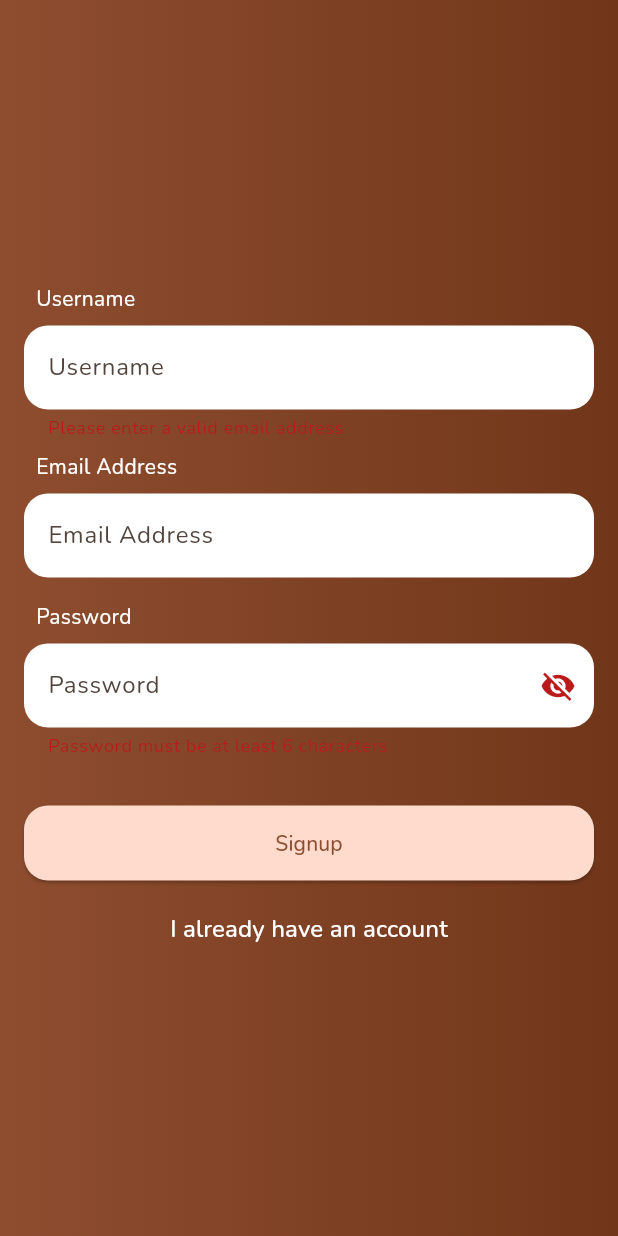
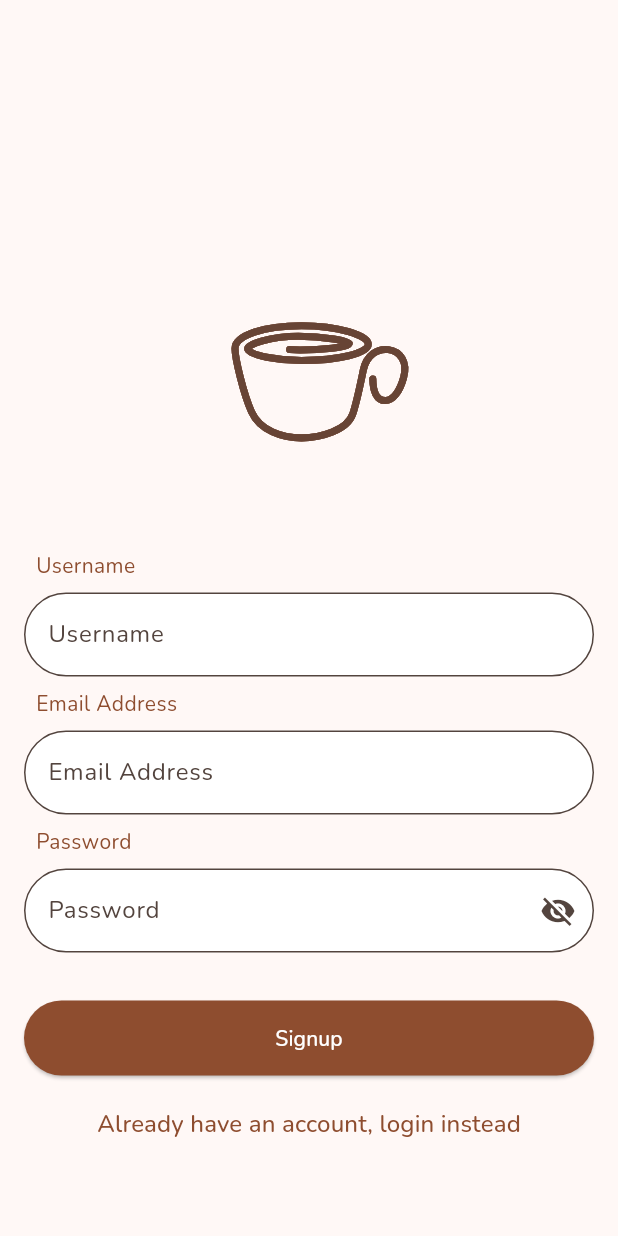
Before and after one commit to NavidZamanKhan/BrewCart, a Flutter app: the AuthScreen screen opened by its route, after a tap on "Login", after a tap on "Create an account", on a phone screen of 412 x 824 dp. Run offline on Flutter 3.47's test engine with Material 3 defaults, Android fonts, the phone set to English and light mode, and no system bars; our stand-ins replace cloud_firestore, firebase_auth, firebase_core, go_router, google_fonts, lottie; accounts and stored records are empty; generated files the repository leaves out were written again.

Commit message:
updated auth screen with new ui and animated icon

```diff
--- a/lib/app/app.dart
+++ b/lib/app/app.dart
@@ -1,13 +1,12 @@
 import 'package:flutter/material.dart';
-import 'package:flutter_riverpod/flutter_riverpod.dart';
 import 'package:my_coffee_app/app/router/app_router.dart';
 import 'package:my_coffee_app/app/theme/app_theme.dart';
 
-class BrewCartApp extends ConsumerWidget {
+class BrewCartApp extends StatelessWidget {
   const BrewCartApp({super.key});
 
   @override
-  Widget build(BuildContext context, WidgetRef ref) {
+  Widget build(BuildContext context) {
     return MaterialApp.router(
       title: 'BrewCart',
       theme: appTheme,
--- a/lib/app/router/app_router.dart
+++ b/lib/app/router/app_router.dart
@@ -1,4 +1,3 @@
-import 'package:flutter/material.dart';
 import 'package:go_router/go_router.dart';
 import 'package:my_coffee_app/screens/splash_screen.dart';
 import 'package:my_coffee_app/screens/auth.dart';
--- a/lib/screens/auth.dart
+++ b/lib/screens/auth.dart
@@ -2,6 +2,7 @@ import 'package:flutter/material.dart';
 import 'package:firebase_auth/firebase_auth.dart';
 import 'package:cloud_firestore/cloud_firestore.dart';
 import 'package:go_router/go_router.dart';
+import 'package:lottie/lottie.dart';
 
 final _firebase = FirebaseAuth.instance;
 
@@ -79,7 +80,7 @@ class _AuthScreenState extends State<AuthScreen> {
 
       if (_isLogin) {
         // Login
-        final usercredentials = await _firebase.signInWithEmailAndPassword(
+        await _firebase.signInWithEmailAndPassword(
           email: _enteredEmail,
           password: _enteredPassword,
         );
@@ -102,6 +103,10 @@ class _AuthScreenState extends State<AuthScreen> {
 
         // Navigate to home after successful login
         if (mounted) {
+          setState(() {
+            _isAuthenticating = false;
+          });
+          _form.currentState?.reset();
           context.go('/home');
         }
       } else {
@@ -144,7 +149,9 @@ class _AuthScreenState extends State<AuthScreen> {
           _enteredEmail = "";
           _enteredPassword = "";
           _enteredUsername = "";
+          _isAuthenticating = false;
         });
+        _form.currentState?.reset();
       }
     } on FirebaseAuthException catch (error) {
       if (!mounted) return;
@@ -188,31 +195,24 @@ class _AuthScreenState extends State<AuthScreen> {
       body: Container(
         width: double.infinity,
         height: double.infinity,
-        decoration: BoxDecoration(
-          gradient: LinearGradient(
-            colors: [
-              Theme.of(context).colorScheme.primary,
-              Theme.of(context).colorScheme.onPrimaryContainer,
-            ],
-          ),
-        ),
         child: Center(
           child: SingleChildScrollView(
             child: Column(
               children: [
-                if (_isLogin)
                 Container(
                   margin: const EdgeInsets.only(
                     top: 60,
-                      bottom: 20,
+                    bottom: 8,
                     left: 20,
                     right: 20,
                   ),
                   width: 150,
-                    child: Icon(
-                      Icons.coffee,
-                      size: 150,
-                      color: Theme.of(context).colorScheme.onPrimary,
+                ),
+                SizedBox(
+                  height: 240,
+                  child: Lottie.asset(
+                    'lib/assets/images/Coffee love.json',
+                    fit: BoxFit.contain,
                   ),
                 ),
                 SingleChildScrollView(
@@ -233,9 +233,7 @@ class _AuthScreenState extends State<AuthScreen> {
                                     "Username",
                                     style: TextStyle(
                                       color:
-                                          Theme.of(
-                                            context,
-                                          ).colorScheme.onPrimary,
+                                          Theme.of(context).colorScheme.primary,
                                     ),
                                   ),
                                 ),
@@ -245,8 +243,13 @@ class _AuthScreenState extends State<AuthScreen> {
                                     filled: true,
                                     fillColor: Colors.white,
                                     border: OutlineInputBorder(
-                                      borderRadius: BorderRadius.circular(16),
-                                      borderSide: BorderSide.none,
+                                      borderRadius: BorderRadius.circular(32),
+                                      borderSide: BorderSide(
+                                        color:
+                                            Theme.of(
+                                              context,
+                                            ).colorScheme.primary,
+                                      ),
                                     ),
                                     hintText: "Username",
                                   ),
@@ -272,7 +275,7 @@ class _AuthScreenState extends State<AuthScreen> {
                                   "Email Address",
                                   style: TextStyle(
                                     color:
-                                        Theme.of(context).colorScheme.onPrimary,
+                                        Theme.of(context).colorScheme.primary,
                                   ),
                                 ),
                               ),
@@ -281,13 +284,17 @@ class _AuthScreenState extends State<AuthScreen> {
                                   filled: true,
                                   fillColor: Colors.white,
                                   border: OutlineInputBorder(
-                                    borderRadius: BorderRadius.circular(16),
-                                    borderSide: BorderSide.none,
+                                    borderRadius: BorderRadius.circular(32),
+                                    borderSide: BorderSide(
+                                      color:
+                                          Theme.of(context).colorScheme.primary,
+                                    ),
                                   ),
                                   hintText: "Email Address",
                                 ),
                                 keyboardType: TextInputType.emailAddress,
                                 autocorrect: false,
+                                enableSuggestions: true,
                                 textCapitalization: TextCapitalization.none,
                                 textInputAction: TextInputAction.next,
                                 validator: (value) {
@@ -304,7 +311,7 @@ class _AuthScreenState extends State<AuthScreen> {
                               ),
                             ],
                           ),
-                          const SizedBox(height: 8),
+                          // const SizedBox(height: 8),
                           Column(
                             crossAxisAlignment: CrossAxisAlignment.start,
                             children: [
@@ -314,7 +321,7 @@ class _AuthScreenState extends State<AuthScreen> {
                                   "Password",
                                   style: TextStyle(
                                     color:
-                                        Theme.of(context).colorScheme.onPrimary,
+                                        Theme.of(context).colorScheme.primary,
                                   ),
                                 ),
                               ),
@@ -323,8 +330,11 @@ class _AuthScreenState extends State<AuthScreen> {
                                   filled: true,
                                   fillColor: Colors.white,
                                   border: OutlineInputBorder(
-                                    borderRadius: BorderRadius.circular(16),
-                                    borderSide: BorderSide.none,
+                                    borderRadius: BorderRadius.circular(32),
+                                    borderSide: BorderSide(
+                                      color:
+                                          Theme.of(context).colorScheme.primary,
+                                    ),
                                   ),
                                   hintText: "Password",
                                   suffixIcon: IconButton(
@@ -360,15 +370,19 @@ class _AuthScreenState extends State<AuthScreen> {
                               onPressed: _submit,
                               style: ElevatedButton.styleFrom(
                                 shape: RoundedRectangleBorder(
-                                  borderRadius: BorderRadius.circular(16),
+                                  borderRadius: BorderRadius.circular(32),
                                 ),
                                 minimumSize: const Size(double.infinity, 50),
                                 backgroundColor:
-                                    Theme.of(
-                                      context,
-                                    ).colorScheme.primaryContainer,
+                                    Theme.of(context).colorScheme.primary,
                               ),
-                              child: Text(_isLogin ? "Login" : "Signup"),
+                              child: Text(
+                                _isLogin ? "Login" : "Signup",
+                                style: TextStyle(
+                                  color:
+                                      Theme.of(context).colorScheme.onPrimary,
+                                ),
+                              ),
                             ),
                           const SizedBox(height: 8),
                           if (_isAuthenticating)
@@ -379,15 +393,18 @@ class _AuthScreenState extends State<AuthScreen> {
                                 setState(() {
                                   _isLogin = !_isLogin;
                                 });
+                                _enteredEmail = "";
+                                _enteredPassword = "";
+                                _enteredUsername = "";
+                                _form.currentState?.reset();
                               },
                               child: Text(
                                 _isLogin
                                     ? "Create an account"
-                                    : "I already have an account",
+                                    : "Already have an account, login instead",
                                 style: TextStyle(
                                   fontSize: 16,
-                                  color:
-                                      Theme.of(context).colorScheme.onPrimary,
+                                  color: Theme.of(context).colorScheme.primary,
                                 ),
                               ),
                             ),
--- a/pubspec.yaml
+++ b/pubspec.yaml
@@ -41,6 +41,7 @@ dependencies:
   firebase_core: ^3.15.2
   firebase_auth: ^5.3.3
   cloud_firestore: ^5.6.12
+  lottie: ^3.1.2
 
 dev_dependencies:
   flutter_test:
@@ -66,6 +67,7 @@ flutter:
   # To add assets to your application, add an assets section, like this:
   assets:
     - lib/assets/images/logo.png
+    - lib/assets/images/Coffee love.json
 
   # An image asset can refer to one or more resolution-specific "variants", see
   # https://flutter.dev/to/resolution-aware-images
```
Also changed, not shown: lib/assets/images/Coffee love.json (added, +1 -0 lines), pubspec.lock. Lines whose indentation alone changed are shown as unchanged.
